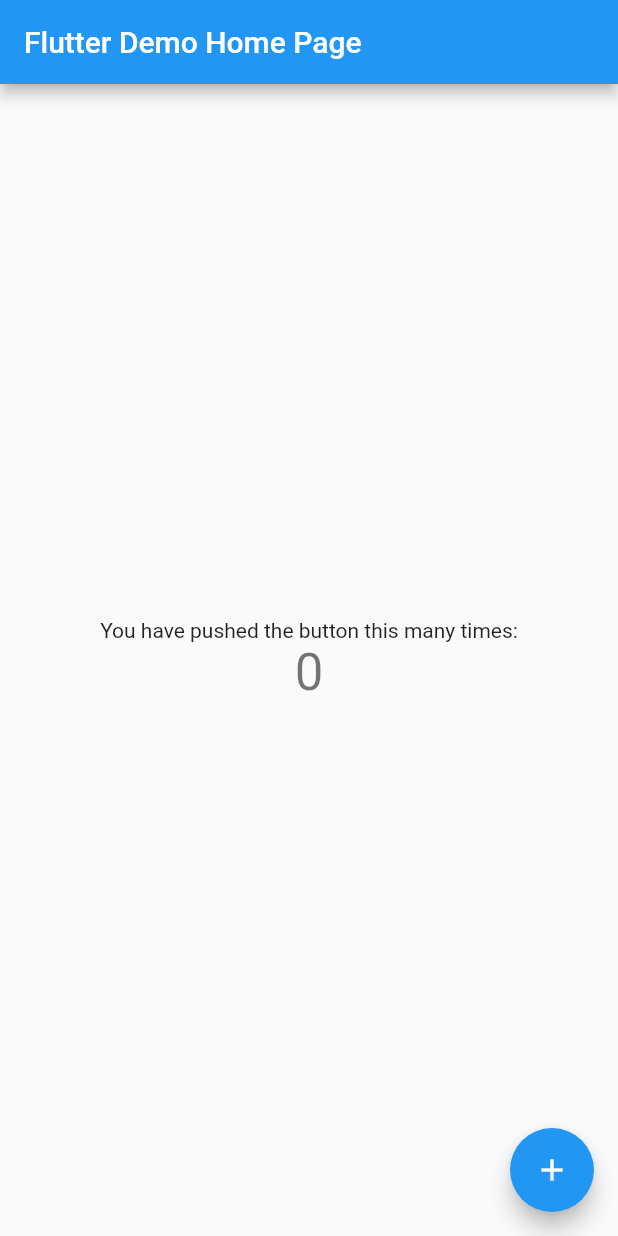
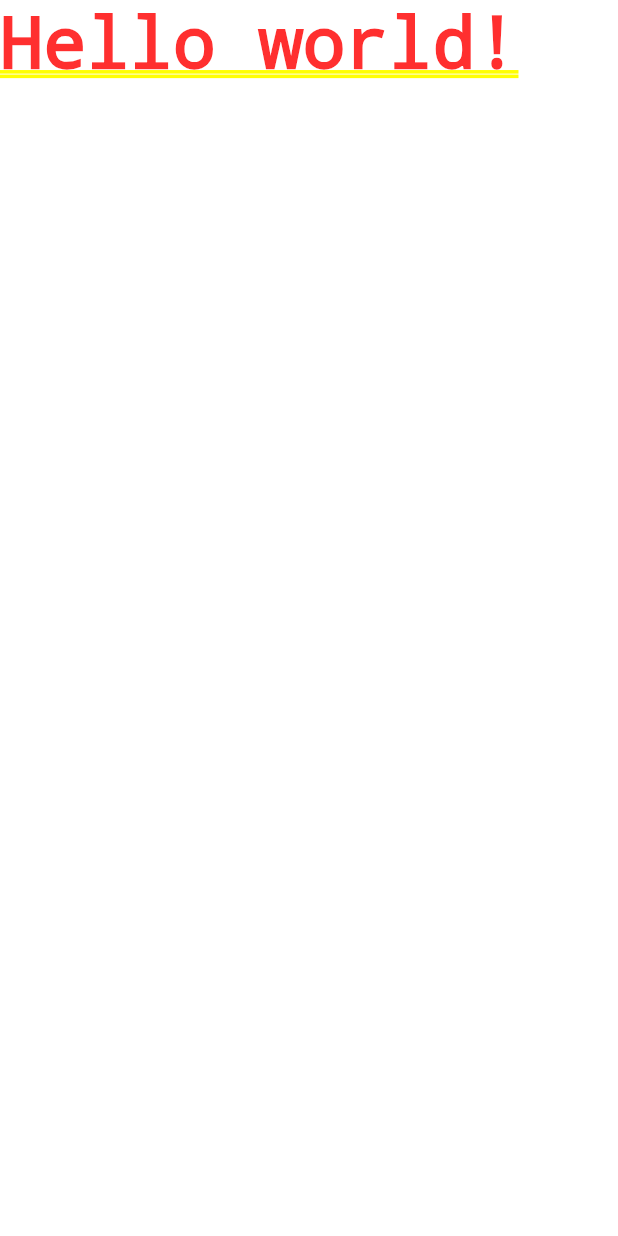
Before and after one commit to rahat7914/Flutter, a Flutter app: the screen it shows after launch, on a phone screen of 412 x 824 dp. Run offline on Flutter 3.47's test engine with Material 2 defaults, Android fonts, the phone set to English and light mode, and no system bars.

Commit message:
Added: Hello world

```diff
--- a/lib/main.dart
+++ b/lib/main.dart
@@ -1,113 +1,28 @@
 import 'package:flutter/material.dart';
 
 void main() {
-  runApp(MyApp());
+  //runApp is a function provided by material.dart it runs our flutter app
+  //takes the widget tree and draws something based on that tree
+  //Have to tell which widget to run -> MyFarmlyApp
+  //Execute like a function with paranthesis, otherwise it's a type
+  //You instantiate an object based on a class by adding a paranthesis
+  runApp(MyFarmlyApp());
 }
 
-class MyApp extends StatelessWidget {
-  // This widget is the root of your application.
-  @override
+//MyFarmlyApp is a class that inherits subclass StatelessWidget
+//MyFarmlyApp inherits the properties of SW class so it can turn into SW
+class MyFarmlyApp extends StatelessWidget {
+  //build method will take in the object 'context' automatically
+  //BuildContext is a type annotation
+  //build method is called whenever DART needs to show something on the screen.
+  //build method will have a return type 'widget' because it returns widgets
   Widget build(BuildContext context) {
+    //MaterialApp() is a widget out here
+    //Base setup to turn combination of widgets into a real app that can be rendered
+    //MaterialApp will take 'Named arguments' no data passing, only by name
+    //MaterialApp is a class not a function. It takes arguments via constructor feature
     return MaterialApp(
-      title: 'Flutter Demo',
-      theme: ThemeData(
-        // This is the theme of your application.
-        //
-        // Try running your application with "flutter run". You'll see the
-        // application has a blue toolbar. Then, without quitting the app, try
-        // changing the primarySwatch below to Colors.green and then invoke
-        // "hot reload" (press "r" in the console where you ran "flutter run",
-        // or simply save your changes to "hot reload" in a Flutter IDE).
-        // Notice that the counter didn't reset back to zero; the application
-        // is not restarted.
-        primarySwatch: Colors.blue,
-      ),
-      home: MyHomePage(title: 'Flutter Demo Home Page'),
+      home: Text('Hello world!'),
     );
   }
 }
-
-class MyHomePage extends StatefulWidget {
-  MyHomePage({Key key, this.title}) : super(key: key);
-
-  // This widget is the home page of your application. It is stateful, meaning
-  // that it has a State object (defined below) that contains fields that affect
-  // how it looks.
-
-  // This class is the configuration for the state. It holds the values (in this
-  // case the title) provided by the parent (in this case the App widget) and
-  // used by the build method of the State. Fields in a Widget subclass are
-  // always marked "final".
-
-  final String title;
-
-  @override
-  _MyHomePageState createState() => _MyHomePageState();
-}
-
-class _MyHomePageState extends State<MyHomePage> {
-  int _counter = 0;
-
-  void _incrementCounter() {
-    setState(() {
-      // This call to setState tells the Flutter framework that something has
-      // changed in this State, which causes it to rerun the build method below
-      // so that the display can reflect the updated values. If we changed
-      // _counter without calling setState(), then the build method would not be
-      // called again, and so nothing would appear to happen.
-      _counter = _counter + 2;
-    });
-  }
-
-  @override
-  Widget build(BuildContext context) {
-    // This method is rerun every time setState is called, for instance as done
-    // by the _incrementCounter method above.
-    //
-    // The Flutter framework has been optimized to make rerunning build methods
-    // fast, so that you can just rebuild anything that needs updating rather
-    // than having to individually change instances of widgets.
-    return Scaffold(
-      appBar: AppBar(
-        // Here we take the value from the MyHomePage object that was created by
-        // the App.build method, and use it to set our appbar title.
-        title: Text(widget.title),
-      ),
-      body: Center(
-        // Center is a layout widget. It takes a single child and positions it
-        // in the middle of the parent.
-        child: Column(
-          // Column is also a layout widget. It takes a list of children and
-          // arranges them vertically. By default, it sizes itself to fit its
-          // children horizontally, and tries to be as tall as its parent.
-          //
-          // Invoke "debug painting" (press "p" in the console, choose the
-          // "Toggle Debug Paint" action from the Flutter Inspector in Android
-          // Studio, or the "Toggle Debug Paint" command in Visual Studio Code)
-          // to see the wireframe for each widget.
-          //
-          // Column has various properties to control how it sizes itself and
-          // how it positions its children. Here we use mainAxisAlignment to
-          // center the children vertically; the main axis here is the vertical
-          // axis because Columns are vertical (the cross axis would be
-          // horizontal).
-          mainAxisAlignment: MainAxisAlignment.center,
-          children: <Widget>[
-            Text(
-              'You have pushed the button this many times:',
-            ),
-            Text(
-              '$_counter',
-              style: Theme.of(context).textTheme.headline4,
-            ),
-          ],
-        ),
-      ),
-      floatingActionButton: FloatingActionButton(
-        onPressed: _incrementCounter,
-        tooltip: 'Increment',
-        child: Icon(Icons.add),
-      ), // This trailing comma makes auto-formatting nicer for build methods.
-    );
-  }
-}
```
